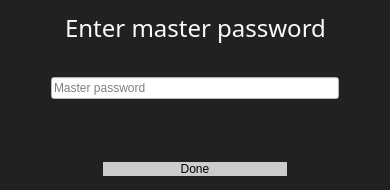
The window that ui/masterPassword.ui (Kovalski-I/KeyGen) describes before a commit, drawn with Qt 5.
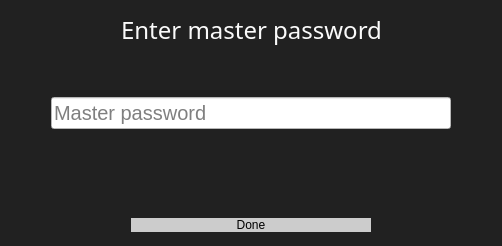
The same window after the commit. Icons and pictures are not drawn.

The edit to the form file:
```diff
--- a/ui/masterPassword.ui
+++ b/ui/masterPassword.ui
@@ -6,8 +6,8 @@
    <rect>
     <x>0</x>
     <y>0</y>
-    <width>390</width>
-    <height>190</height>
+    <width>502</width>
+    <height>246</height>
    </rect>
   </property>
   <property name="windowTitle">
@@ -20,7 +20,7 @@
   </property>
   <layout class="QVBoxLayout" name="verticalLayout_3">
    <item>
-    <layout class="QVBoxLayout" name="verticalLayout_2" stretch="1,1,2,1">
+    <layout class="QVBoxLayout" name="verticalLayout_2" stretch="2,1,2,1">
      <item>
       <layout class="QVBoxLayout" name="verticalLayout">
        <item>
@@ -88,7 +88,7 @@
             <string notr="true">QLabel {
 	color: #fafafa;
 	font-family: quicksand;
-	font-size: 14px;
+	font-size: 20px;
 }</string>
            </property>
            <property name="text">
@@ -134,7 +134,7 @@
           <string notr="true">QLineEdit {
 	background-color: #FFFFFF;
 	font-family: url(:/fonts/sourceSansPro.ttf);
-	font-size: 12px;
+	font-size: 20px;
 }</string>
          </property>
          <property name="echoMode">
```
Left out of the diff: 2 changed lines with no effect on the pictures.
